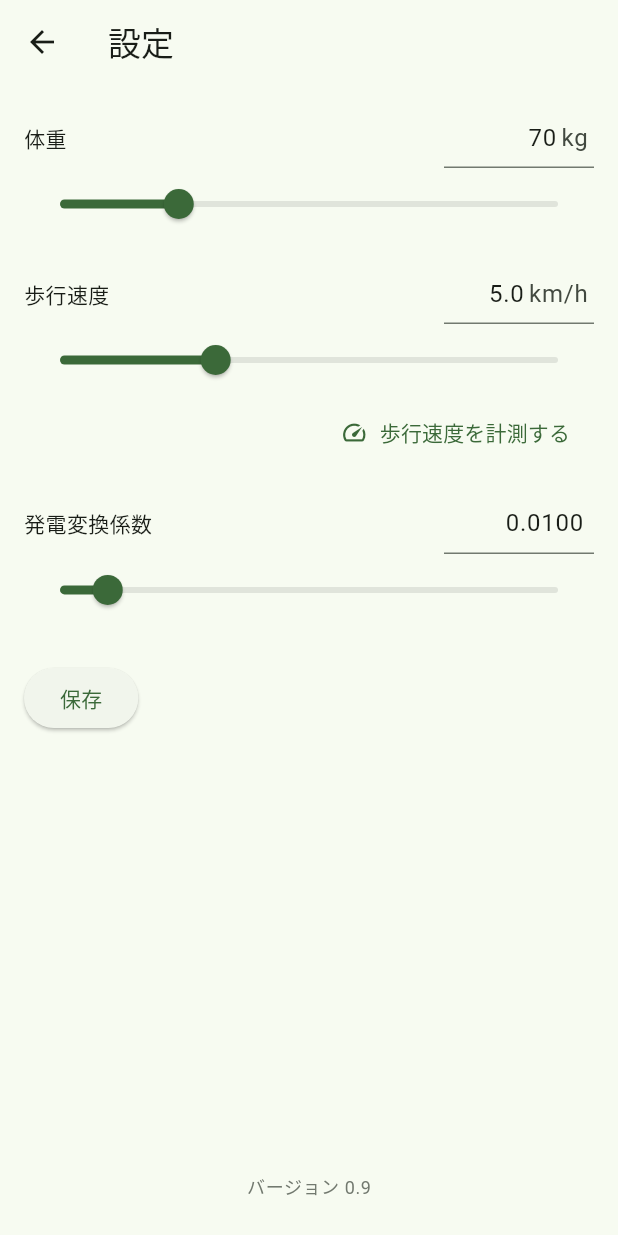
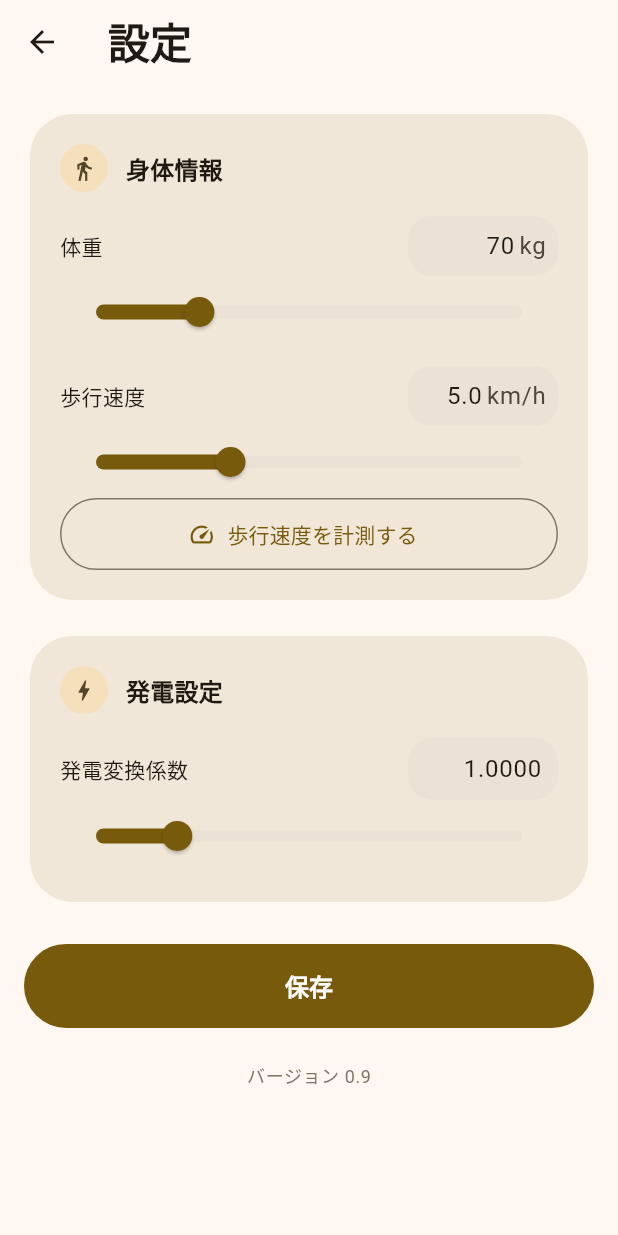
Before and after one commit to fukudak/pedometer-town, a Flutter app: the screen it shows after launch, after a tap on the "settings" icon, on a phone screen of 412 x 824 dp. Run offline on Flutter 3.47's test engine with Material 3 defaults, Android fonts, the phone set to English and light mode, and no system bars; our stand-ins replace geolocator, pedometer, permission_handler, shared_preferences; missing offline and left inert: health.

Commit message:
feat: 発電量バランス調整とテーマカラー変更
- 発電変換係数を0.01→1.0に変更し、基準体重・速度で1万歩=蓄電池1個分(1万Wh)になるよう調整
- 1日のエネルギー上限を5000Wh→10000Whに変更（蓄電池容量と一致）
- テーマの seed color をアンバー基調に変更（アプリアイコンとの統一感）

Co-Authored-By: Claude Sonnet 4.6 <noreply@anthropic.com>

```diff
--- a/lib/app.dart
+++ b/lib/app.dart
@@ -54,12 +54,97 @@ class _PedometerTownAppState extends State<PedometerTownApp> {
       ],
       child: MaterialApp(
         title: '万歩計タウン',
-        theme: ThemeData(
-          colorScheme: ColorScheme.fromSeed(seedColor: Colors.green),
-          useMaterial3: true,
-        ),
+        theme: _buildExpressiveTheme(),
         home: const HomeScreen(),
       ),
     );
   }
 }
+
+/// Material 3 Expressive 流テーマ
+/// （強めの角丸・tonal カラー・太めのタイポグラフィ）
+/// 参考: https://m3.material.io/blog/building-with-m3-expressive
+ThemeData _buildExpressiveTheme() {
+  final colorScheme = ColorScheme.fromSeed(
+    seedColor: Colors.amber,
+    brightness: Brightness.light,
+  );
+
+  return ThemeData(
+    colorScheme: colorScheme,
+    useMaterial3: true,
+    scaffoldBackgroundColor: colorScheme.surface,
+    appBarTheme: AppBarTheme(
+      backgroundColor: colorScheme.surface,
+      surfaceTintColor: Colors.transparent,
+      titleTextStyle: TextStyle(
+        fontSize: 28,
+        fontWeight: FontWeight.w700,
+        color: colorScheme.onSurface,
+      ),
+    ),
+    cardTheme: CardThemeData(
+      elevation: 0,
+      color: colorScheme.surfaceContainerHigh,
+      shape: RoundedRectangleBorder(
+        borderRadius: BorderRadius.circular(28),
+      ),
+    ),
+    filledButtonTheme: FilledButtonThemeData(
+      style: FilledButton.styleFrom(
+        minimumSize: const Size.fromHeight(56),
+        shape: RoundedRectangleBorder(
+          borderRadius: BorderRadius.circular(28),
+        ),
+        textStyle: const TextStyle(
+          fontSize: 16,
+          fontWeight: FontWeight.w600,
+        ),
+      ),
+    ),
+    outlinedButtonTheme: OutlinedButtonThemeData(
+      style: OutlinedButton.styleFrom(
+        minimumSize: const Size.fromHeight(48),
+        shape: RoundedRectangleBorder(
+          borderRadius: BorderRadius.circular(24),
+        ),
+      ),
+    ),
+    elevatedButtonTheme: ElevatedButtonThemeData(
+      style: ElevatedButton.styleFrom(
+        elevation: 0,
+        minimumSize: const Size.fromHeight(48),
+        shape: RoundedRectangleBorder(
+          borderRadius: BorderRadius.circular(24),
+        ),
+      ),
+    ),
+    sliderTheme: SliderThemeData(
+      trackHeight: 8,
+      thumbShape: const RoundSliderThumbShape(enabledThumbRadius: 10),
+    ),
+    progressIndicatorTheme: ProgressIndicatorThemeData(
+      color: colorScheme.primary,
+      linearTrackColor: colorScheme.surfaceContainerHighest,
+      linearMinHeight: 16,
+    ),
+    inputDecorationTheme: InputDecorationTheme(
+      filled: true,
+      fillColor: colorScheme.surfaceContainerHighest,
+      border: OutlineInputBorder(
+        borderRadius: BorderRadius.circular(16),
+        borderSide: BorderSide.none,
+      ),
+    ),
+    listTileTheme: ListTileThemeData(
+      shape: RoundedRectangleBorder(
+        borderRadius: BorderRadius.circular(20),
+      ),
+    ),
+    textTheme: const TextTheme(
+      headlineMedium: TextStyle(fontWeight: FontWeight.w700),
+      titleLarge: TextStyle(fontWeight: FontWeight.w700),
+      titleMedium: TextStyle(fontWeight: FontWeight.w600),
+    ),
+  );
+}
--- a/lib/constants/game_constants.dart
+++ b/lib/constants/game_constants.dart
@@ -3,9 +3,10 @@ class GameConstants {
   GameConstants._();
 
   /// 発電変換係数（歩数→エネルギー変換の基準倍率）
-  static const double energyCoefficient = 0.01;
-  static const double minEnergyCoefficient = 0.001;
-  static const double maxEnergyCoefficient = 0.1;
+  /// 基準体重・速度では 1歩 = 1Wh、1万歩で蓄電池1個分(初期容量10000Wh)を満たす。
+  static const double energyCoefficient = 1.0;
+  static const double minEnergyCoefficient = 0.1;
+  static const double maxEnergyCoefficient = 5.0;
 
   /// 体重の基準値 (kg)
   static const double referenceWeightKg = 70.0;
@@ -26,12 +27,15 @@ class GameConstants {
   /// アプリのバージョン文字列（pubspec.yaml の version と合わせて管理）
   static const String appVersion = '0.9';
 
-  /// 1日のエネルギー上限 (Wh)
-  static const double dailyEnergyCapWh = 5000.0;
+  /// 1日のエネルギー上限 (Wh)。蓄電池の初期容量(1万歩分)と一致させる。
+  static const double dailyEnergyCapWh = 10000.0;
 
   /// 蓄電池 初期容量 (Wh)
   static const double initialBatteryCapacityWh = 10000.0;
 
   /// 蓄電池 初期蓄積量 (Wh)
   static const double initialBatteryStoredWh = 0.0;
+
+  /// 草原グリッドの一辺のマス数
+  static const int townGridSize = 5;
 }
--- a/lib/screens/settings_screen.dart
+++ b/lib/screens/settings_screen.dart
@@ -128,26 +128,31 @@ class _SettingsScreenState extends State<SettingsScreen> {
 
   @override
   Widget build(BuildContext context) {
+    final colorScheme = Theme.of(context).colorScheme;
     return Scaffold(
       appBar: AppBar(title: const Text('設定')),
-      body: Padding(
+      body: ListView(
         padding: const EdgeInsets.all(16.0),
-        child: Column(
-          crossAxisAlignment: CrossAxisAlignment.start,
+        children: [
+          _SettingsSection(
+            icon: Icons.directions_walk,
+            title: '身体情報',
             children: [
               _LabeledField(
                 label: '体重',
                 unit: 'kg',
                 controller: _weightController,
                 focusNode: _weightFocus,
-              keyboardType: const TextInputType.numberWithOptions(decimal: false),
+                keyboardType:
+                    const TextInputType.numberWithOptions(decimal: false),
                 onSubmitted: (_) => _applyWeightText(),
               ),
               Slider(
                 value: _weightKg,
                 min: GameConstants.minWeightKg,
                 max: GameConstants.maxWeightKg,
-              divisions: (GameConstants.maxWeightKg - GameConstants.minWeightKg)
+                divisions:
+                    (GameConstants.maxWeightKg - GameConstants.minWeightKg)
                         .toInt(),
                 label: _weightKg.toStringAsFixed(0),
                 onChanged: (value) {
@@ -155,20 +160,22 @@ class _SettingsScreenState extends State<SettingsScreen> {
                   _weightController.text = value.toStringAsFixed(0);
                 },
               ),
-            const SizedBox(height: 16),
+              const SizedBox(height: 12),
               _LabeledField(
                 label: '歩行速度',
                 unit: 'km/h',
                 controller: _speedController,
                 focusNode: _speedFocus,
-              keyboardType: const TextInputType.numberWithOptions(decimal: true),
+                keyboardType:
+                    const TextInputType.numberWithOptions(decimal: true),
                 onSubmitted: (_) => _applySpeedText(),
               ),
               Slider(
                 value: _speedKmh,
                 min: GameConstants.minSpeedKmh,
                 max: GameConstants.maxSpeedKmh,
-              divisions: ((GameConstants.maxSpeedKmh - GameConstants.minSpeedKmh) *
+                divisions:
+                    ((GameConstants.maxSpeedKmh - GameConstants.minSpeedKmh) *
                             10)
                         .toInt(),
                 label: _speedKmh.toStringAsFixed(1),
@@ -179,19 +186,26 @@ class _SettingsScreenState extends State<SettingsScreen> {
               ),
               Align(
                 alignment: Alignment.centerRight,
-              child: TextButton.icon(
+                child: OutlinedButton.icon(
                   onPressed: _openMeasurement,
                   icon: const Icon(Icons.speed, size: 18),
                   label: const Text('歩行速度を計測する'),
                 ),
               ),
+            ],
+          ),
           const SizedBox(height: 16),
+          _SettingsSection(
+            icon: Icons.bolt,
+            title: '発電設定',
+            children: [
               _LabeledField(
                 label: '発電変換係数',
                 unit: '',
                 controller: _coefficientController,
                 focusNode: _coefficientFocus,
-              keyboardType: const TextInputType.numberWithOptions(decimal: true),
+                keyboardType:
+                    const TextInputType.numberWithOptions(decimal: true),
                 onSubmitted: (_) => _applyCoefficientText(),
               ),
               Slider(
@@ -205,21 +219,65 @@ class _SettingsScreenState extends State<SettingsScreen> {
                   _coefficientController.text = value.toStringAsFixed(4);
                 },
               ),
+            ],
+          ),
           const SizedBox(height: 24),
-            ElevatedButton(
+          FilledButton(
             onPressed: _save,
             child: const Text('保存'),
           ),
-            const Spacer(),
+          const SizedBox(height: 24),
           Center(
             child: Text(
               'バージョン ${GameConstants.appVersion}',
               style: Theme.of(context).textTheme.bodySmall?.copyWith(
-                      color: Theme.of(context).colorScheme.outline,
+                    color: colorScheme.outline,
                   ),
             ),
           ),
-            const SizedBox(height: 8),
+        ],
+      ),
+    );
+  }
+}
+
+class _SettingsSection extends StatelessWidget {
+  final IconData icon;
+  final String title;
+  final List<Widget> children;
+
+  const _SettingsSection({
+    required this.icon,
+    required this.title,
+    required this.children,
+  });
+
+  @override
+  Widget build(BuildContext context) {
+    final colorScheme = Theme.of(context).colorScheme;
+    return Card(
+      child: Padding(
+        padding: const EdgeInsets.all(20.0),
+        child: Column(
+          crossAxisAlignment: CrossAxisAlignment.start,
+          children: [
+            Row(
+              children: [
+                CircleAvatar(
+                  radius: 16,
+                  backgroundColor: colorScheme.secondaryContainer,
+                  child:
+                      Icon(icon, size: 18, color: colorScheme.onSecondaryContainer),
+                ),
+                const SizedBox(width: 12),
+                Text(
+                  title,
+                  style: Theme.of(context).textTheme.titleMedium,
+                ),
+              ],
+            ),
+            const SizedBox(height: 16),
+            ...children,
           ],
         ),
       ),
```
Also changed, not shown: 3 other files. Lines whose indentation alone changed are shown as unchanged.
